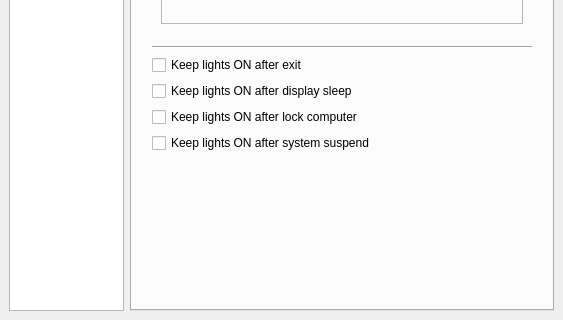
locasmendes/Lightpack, file Software/src/SettingsWindow.ui: the form before one commit; both pictures show x 0 to 563 and y 433 to 753 of the 563 by 753 pixel window.
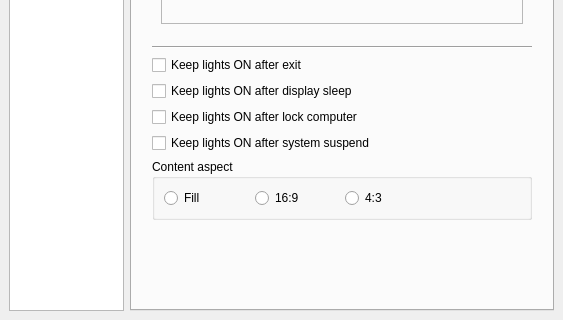
The form after the commit. Icons and pictures are not drawn. Custom widgets are drawn as their Qt base class.

Commit message: Add content-aspect presets (Fill/16:9/4:3) for LED zone layouts

What changed in the file:
```diff
--- a/Software/src/SettingsWindow.ui
+++ b/Software/src/SettingsWindow.ui
@@ -1675,6 +1675,49 @@
           </property>
          </widget>
         </item>
+        <item row="24" column="0" colspan="6">
+         <widget class="QGroupBox" name="groupBox_ContentAspect">
+          <property name="whatsThis">
+           <string>These buttons redistribute the LED zones within the same profile to match the chosen content aspect ratio. They do not switch profiles and do not change brightness, gamma, smoothing, device settings, or per-LED color coefficients - only the Position and Size of each zone are recalculated. Warning: any manual position/size adjustments you made to individual zones will be replaced by the canonical layout recomputed from the recipe. Profiles without a recorded layout recipe are unaffected - run the setup wizard first.</string>
+          </property>
+          <property name="title">
+           <string>Content aspect</string>
+          </property>
+          <layout class="QHBoxLayout" name="horizontalLayout_ContentAspect">
+           <item>
+            <widget class="QRadioButton" name="radioButton_ContentAspectFill">
+             <property name="text">
+              <string>Fill</string>
+             </property>
+            </widget>
+           </item>
+           <item>
+            <widget class="QRadioButton" name="radioButton_ContentAspect169">
+             <property name="text">
+              <string>16:9</string>
+             </property>
+            </widget>
+           </item>
+           <item>
+            <widget class="QRadioButton" name="radioButton_ContentAspect43">
+             <property name="text">
+              <string>4:3</string>
+             </property>
+            </widget>
+           </item>
+           <item>
+            <widget class="QLabel" name="label_ContentAspectPreview">
+             <property name="wordWrap">
+              <bool>true</bool>
+             </property>
+             <property name="text">
+              <string/>
+             </property>
+            </widget>
+           </item>
+          </layout>
+         </widget>
+        </item>
         <item row="6" column="4">
          <widget class="QPushButton" name="pushButton_GammaCorrectionHelp">
           <property name="sizePolicy">
```
The commit also changes 32 other files.
